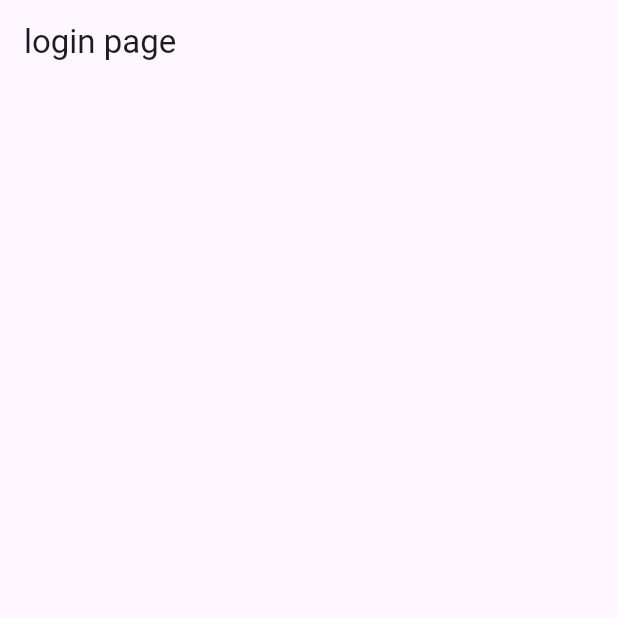
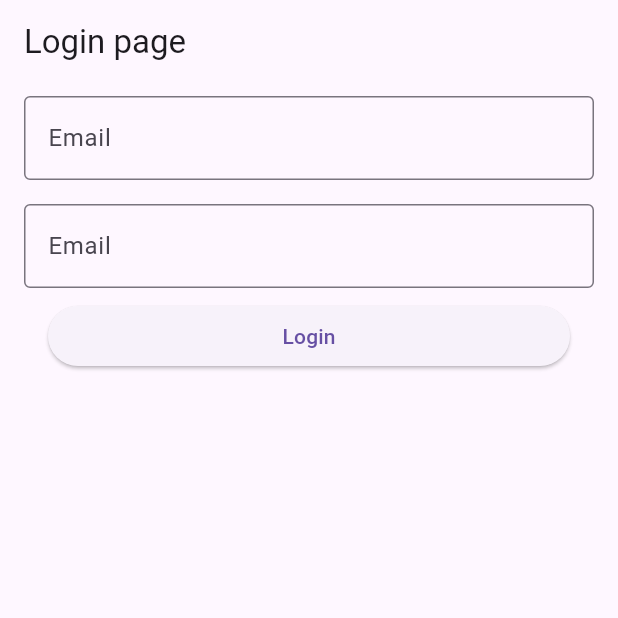
Before and after one commit to Pemrograman-IF-22/Tugas1-LoginPage-22421042-KevinKurniawan, a Flutter app: the screen it shows after launch, on a phone screen of 412 x 824 dp, the top half of it. Run offline on Flutter 3.47's test engine with Material 3 defaults, Android fonts, the phone set to English and light mode, and no system bars.

Commit message:
Inisialisasi proyek Flutter

```diff
--- /dev/null
+++ b/lib/dashboard_page.dart
@@ -0,0 +1,19 @@
+import 'package:flutter/material.dart';
+
+class DashboardPage extends StatelessWidget {
+  final String email;
+  const DashboardPage({
+    super.key,
+    required this.email
+    });
+
+  @override
+  Widget build(BuildContext context) {
+    return Scaffold(
+      appBar: AppBar(title: Text('Dashboard'), centerTitle: false),
+      body: Center(
+        child: Text('Selamat Datang: $email')
+      ),
+    );
+  }
+}
--- /dev/null
+++ b/lib/login_page.dart
@@ -0,0 +1,98 @@
+import 'package:flutter/material.dart';
+import 'package:login/dashboard_page.dart';
+
+class LoginPage extends StatefulWidget {
+  const LoginPage({super.key});
+
+  @override
+  State<LoginPage> createState() => _LoginPageState();
+}
+
+class _LoginPageState extends State<LoginPage> {
+  final _formkey = GlobalKey<FormState>();
+  TextEditingController emailcontroller = TextEditingController();
+  TextEditingController passwordController = TextEditingController();
+
+  @override
+  Widget build(BuildContext context) {
+    return Scaffold(
+        appBar: AppBar(
+        title: Text('Login page'),
+        ),
+      body: Form(
+        key: _formkey,
+        child: Padding(
+          padding: EdgeInsets.symmetric(
+            horizontal: 16.0,
+            vertical: 8.0,
+          ),
+          child: Column(
+            children: [
+              Padding(
+                padding: EdgeInsets.symmetric(),
+                child: TextFormField(
+                  controller: emailcontroller,
+                  decoration: InputDecoration(
+                    border: OutlineInputBorder(),
+                    label: Text('Email'),
+                  ),
+                  validator: (value){
+                    if (value == null || value.isEmpty) {
+                      return 'Masukan email anda';
+                    }
+
+                    return null;
+                  },
+                ),
+              ),
+              Padding(
+                padding: EdgeInsets.symmetric(
+                  horizontal: 16.0,
+                   vertical: 8.0,
+                )
+                ),
+              TextFormField(
+                controller: passwordController,
+                decoration: InputDecoration(
+                  border: OutlineInputBorder(),
+                  label: Text('Email'),
+                ),
+                validator: (value){
+                    if (value == null || value.isEmpty) {
+                      return 'Masukan password anda';
+                    }
+
+                    return null;
+                  },
+              ),
+              Padding(
+                padding: EdgeInsets.symmetric(horizontal: 16.0, vertical: 8.0),
+                child: SizedBox(
+                  width: double.infinity,
+                  child: ElevatedButton(
+                  onPressed: () {
+                  debugPrint('Email: ${emailcontroller.text}');
+                  debugPrint('Password: ${passwordController.text}');
+                  if (_formkey.currentState!.validate()) {
+                    Navigator.push(context, MaterialPageRoute(
+                      builder: (context) => DashboardPage(email: emailcontroller.text,
+                      )));
+                  } else {
+                    ScaffoldMessenger.of(context).showSnackBar(
+                      SnackBar(content :Text('Silahkan lengkapi form'),
+                      ),
+                      );
+                  }
+                  },
+                  child: Text('Login'),
+                  )
+                )
+
+                )
+            ],
+          ),
+        )
+        )
+      );
+  }
+}
--- a/lib/main.dart
+++ b/lib/main.dart
@@ -1,4 +1,5 @@
 import 'package:flutter/material.dart';
+import 'package:login/login_page.dart';
 
 void main() {
   runApp(MyApp());
@@ -10,11 +11,7 @@ class MyApp extends StatelessWidget {
   Widget build(BuildContext context) {
     return MaterialApp(
       title: 'login page',
-      home: Scaffold(
-        appBar: AppBar(
-          title: Text('login page'),
-        ),
-      )
+      home: LoginPage()
     );
   }
 }
```
